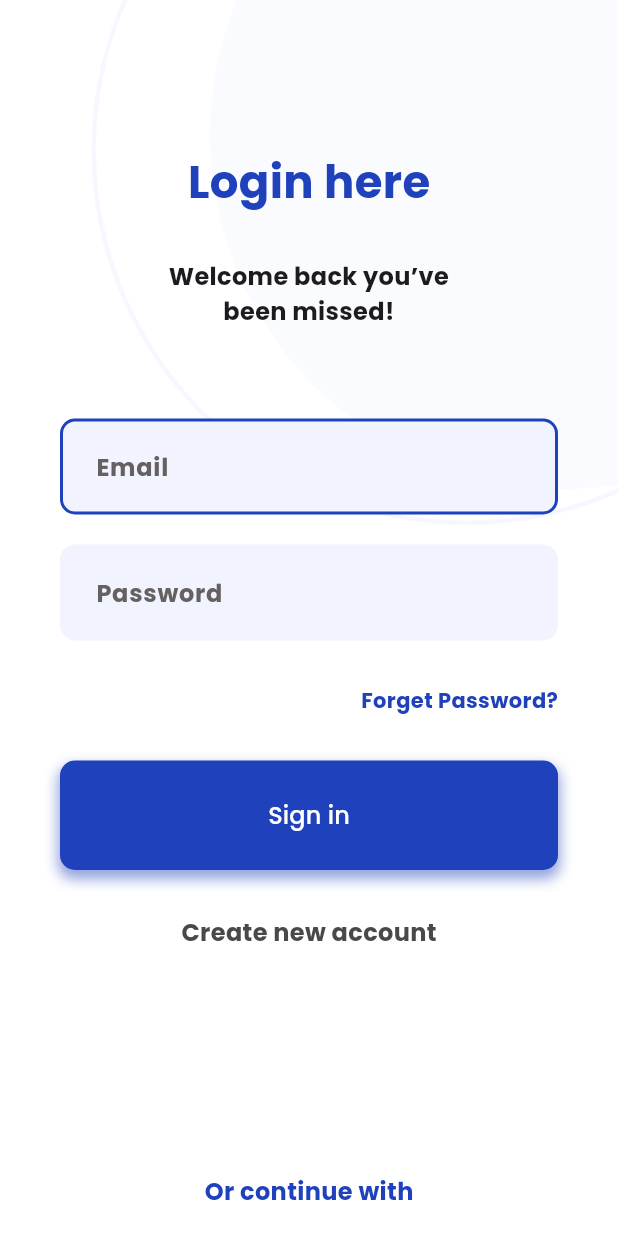
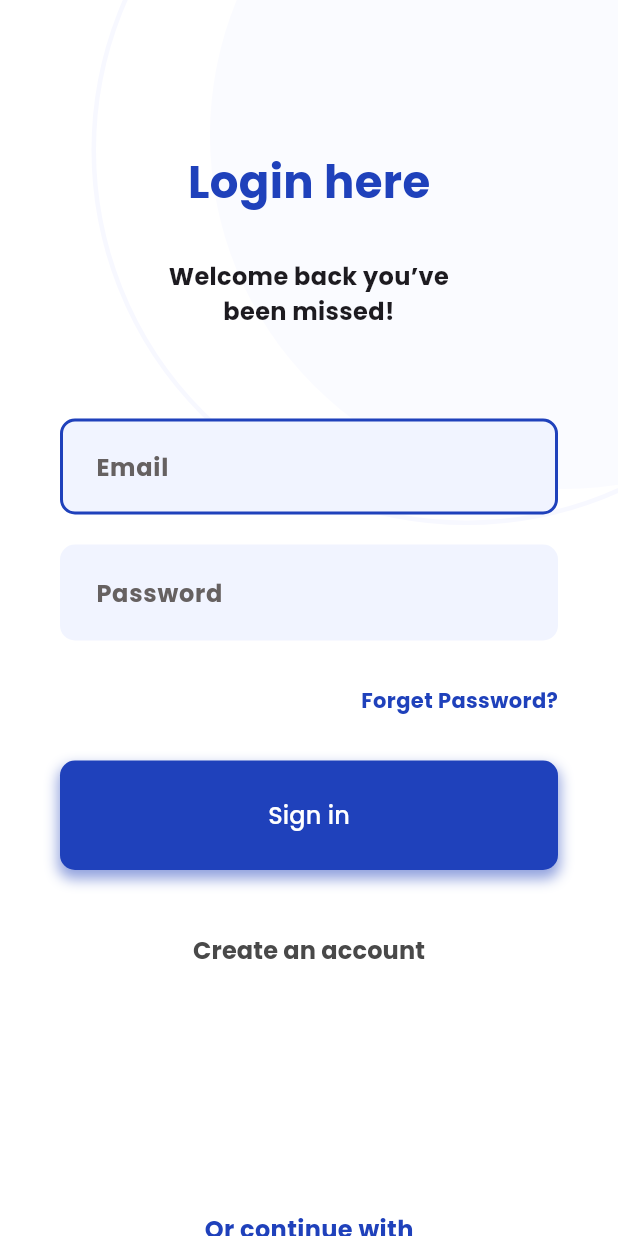
Before and after one commit to Tanatorn-hub/flutter_speed_ui_app, a Flutter app: the screen it shows after launch, on a phone screen of 412 x 824 dp. Run offline on Flutter 3.47's test engine with Material 3 defaults, Android fonts, the phone set to English and light mode, and no system bars; our stand-ins replace font_awesome_flutter, google_fonts.

Commit message:
แก้ไข B02

```diff
--- a/lib/views/b02_page_ui.dart
+++ b/lib/views/b02_page_ui.dart
@@ -1,4 +1,5 @@
 import 'package:flutter/material.dart';
+import 'package:flutter_speed_ui_app/views/b03_page_ui.dart';
 import 'package:font_awesome_flutter/font_awesome_flutter.dart';
 
 class B02PageUI extends StatefulWidget {
@@ -205,12 +206,22 @@ class _B02PageUIState extends State<B02PageUI> {
                 SizedBox(
                   height: 30,
                 ),
-                Text(
-                  'Create new account',
-                  style: TextStyle(
-                    fontWeight: FontWeight.bold,
-                    fontSize: 16,
-                    color: Color(0xff494949),
+                TextButton(
+                  onPressed: () {
+                    Navigator.push(
+                      context,
+                      MaterialPageRoute(
+                        builder: (context) => B03PageUI(),
+                      ),
+                    );
+                  },
+                  child: Text(
+                    'Create an account',
+                    style: TextStyle(
+                      fontWeight: FontWeight.bold,
+                      fontSize: 16,
+                      color: Color(0xff494949),
+                    ),
                   ),
                 ),
                 SizedBox(
```
